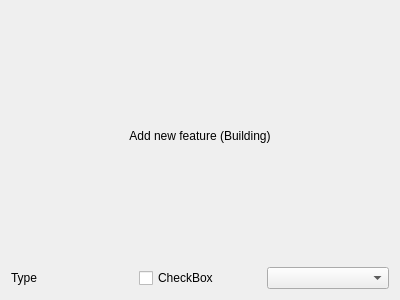
Old version of the form AttributeForms/buildings.ui in the repository Memz-Dev/tygron-qgis.
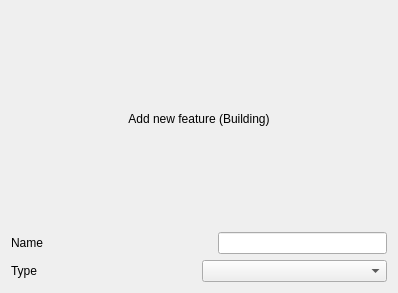
New version of the form.

Commit message: base attribute form

```diff
--- a/AttributeForms/buildings.ui
+++ b/AttributeForms/buildings.ui
@@ -6,8 +6,8 @@
    <rect>
     <x>0</x>
     <y>0</y>
-    <width>400</width>
-    <height>300</height>
+    <width>398</width>
+    <height>293</height>
    </rect>
   </property>
   <property name="windowTitle">
@@ -15,7 +15,7 @@
   </property>
   <layout class="QVBoxLayout" name="verticalLayout_2">
    <item>
-    <widget class="QLabel" name="label">
+    <widget class="QLabel" name="FormName">
      <property name="text">
       <string>Add new feature (Building)</string>
      </property>
@@ -24,6 +24,33 @@
      </property>
     </widget>
    </item>
+   <item>
+    <layout class="QHBoxLayout" name="horizontalLayout_2">
+     <item>
+      <widget class="QLabel" name="label">
+       <property name="text">
+        <string>Name</string>
+       </property>
+      </widget>
+     </item>
+     <item>
+      <spacer name="horizontalSpacer">
+       <property name="orientation">
+        <enum>Qt::Horizontal</enum>
+       </property>
+       <property name="sizeHint" stdset="0">
+        <size>
+         <width>40</width>
+         <height>20</height>
+        </size>
+       </property>
+      </spacer>
+     </item>
+     <item>
+      <widget class="QLineEdit" name="name"/>
+     </item>
+    </layout>
+   </item>
    <item>
     <layout class="QHBoxLayout" name="horizontalLayout">
      <item>
@@ -34,14 +61,7 @@
       </widget>
      </item>
      <item>
-      <widget class="QCheckBox" name="checkBox">
-       <property name="text">
-        <string>CheckBox</string>
-       </property>
-      </widget>
-     </item>
-     <item>
-      <widget class="QComboBox" name="comboBox"/>
+      <widget class="QComboBox" name="function"/>
      </item>
     </layout>
    </item>
```
The commit also changes 6 other files.
